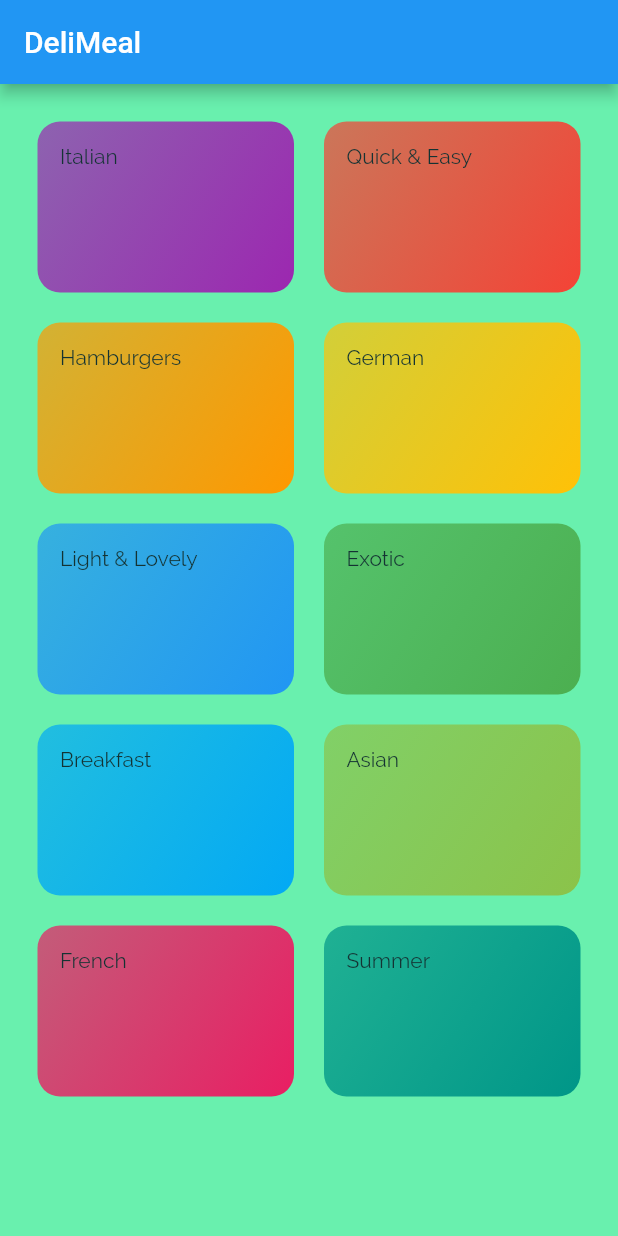
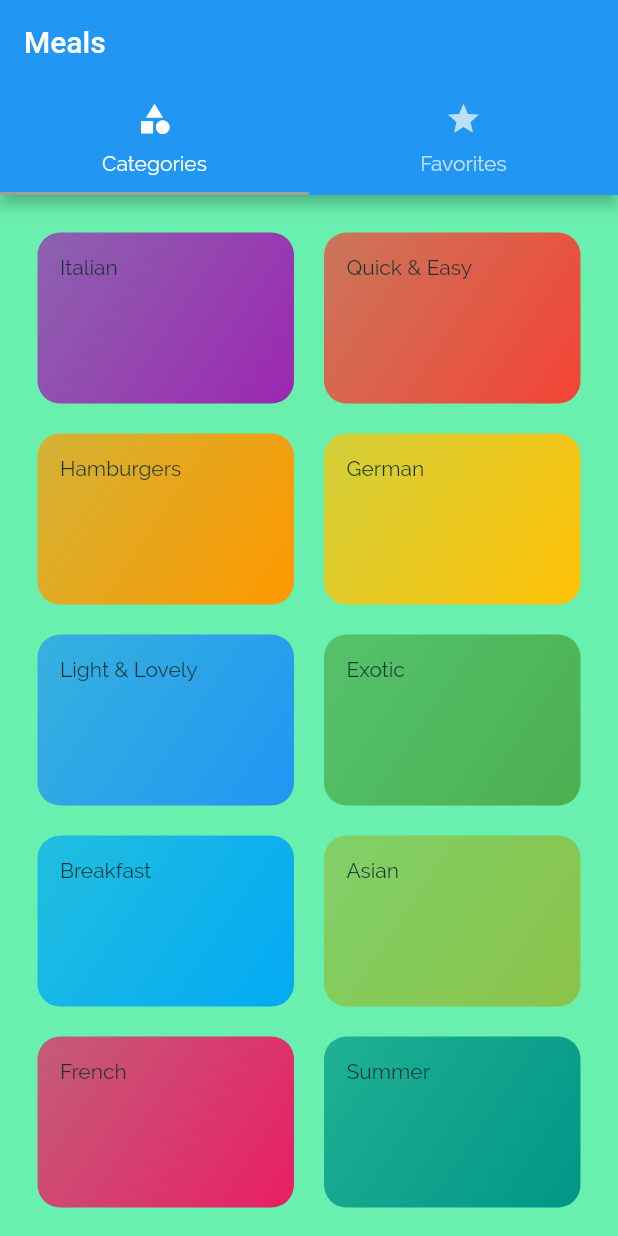
Before and after one commit to hydev777/mealApp, a Flutter app: the screen it shows after launch, on a phone screen of 412 x 824 dp. Run offline on Flutter 3.47's test engine with Material 2 defaults, Android fonts, the phone set to English and light mode, and no system bars.

Commit message:
added tabs

```diff
--- a/lib/main.dart
+++ b/lib/main.dart
@@ -1,6 +1,7 @@
 import 'package:flutter/material.dart';
 import 'package:meals/screens/category_meals_screen.dart';
 import 'package:meals/screens/meal_detail_screen.dart';
+import 'package:meals/screens/tabs_screen.dart';
 import 'screens/categories_screen.dart';
 
 void main() => runApp(MyApp());
@@ -22,7 +23,7 @@ class MyApp extends StatelessWidget {
       // home: const CategoriesScreen(),
       initialRoute: '/',
       routes: {
-        '/': (ctx) => const CategoriesScreen(),
+        '/': (ctx) => const TabsScreen(),
         CategoryMealsScreen.routeName: (ctx) => const CategoryMealsScreen(),
         MealDetailScreen.routeName: (ctx) => const MealDetailScreen()
       },
--- a/lib/screens/categories_screen.dart
+++ b/lib/screens/categories_screen.dart
@@ -8,9 +8,7 @@ class CategoriesScreen extends StatelessWidget {
 
   @override
   Widget build(BuildContext context) {
-    return Scaffold(
-      appBar: AppBar( title: const Text('DeliMeal') ),
-      body: GridView(
+    return GridView(
         padding: const EdgeInsets.all(25),
         children: DUMMY_CATEGORIES.map((catData) => CategoryItem(
           id: catData.id,
@@ -23,7 +21,6 @@ class CategoriesScreen extends StatelessWidget {
           crossAxisSpacing: 20,
           mainAxisSpacing: 20
         ),
-      ),
-    );
+      );
   }
 }
--- /dev/null
+++ b/lib/screens/favorite_screen.dart
@@ -0,0 +1,12 @@
+import 'package:flutter/material.dart';
+
+class Favorites extends StatelessWidget {
+  const Favorites({Key? key}) : super(key: key);
+
+  @override
+  Widget build(BuildContext context) {
+    return Center(
+      child: Text('The Favorites'),
+    );
+  }
+}
--- /dev/null
+++ b/lib/screens/tabs_screen.dart
@@ -0,0 +1,34 @@
+import 'package:flutter/material.dart';
+import 'package:meals/screens/categories_screen.dart';
+import 'package:meals/screens/favorite_screen.dart';
+
+class TabsScreen extends StatefulWidget {
+  const TabsScreen({Key? key}) : super(key: key);
+
+  @override
+  _TabsScreenState createState() => _TabsScreenState();
+}
+
+class _TabsScreenState extends State<TabsScreen> {
+  @override
+  Widget build(BuildContext context) {
+    return DefaultTabController(
+      length: 2,
+      initialIndex: 0,
+      child: Scaffold(
+        appBar: AppBar(
+          title: const Text('Meals'),
+          bottom: const TabBar(
+            tabs: <Widget>[Tab(icon: Icon(Icons.category), text: 'Categories'), Tab(icon: Icon(Icons.star), text: 'Favorites')],
+          ),
+        ),
+        body: const TabBarView(
+          children: <Widget>[
+            CategoriesScreen(),
+            Favorites()
+          ],
+        ),
+      ),
+    );
+  }
+}
```
